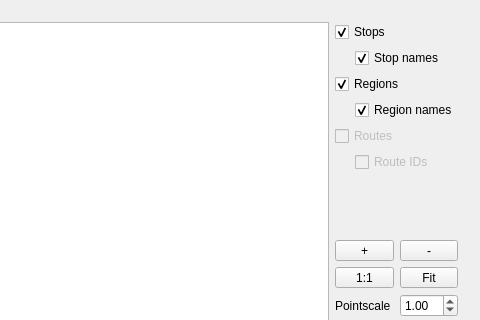
Above: prg1/mainwindow.ui from saurtm12/Dsa2020 before the change; both pictures show x 269 to 749 and y 0 to 320 of the 749 by 661 pixel window. Below: the same form after it.
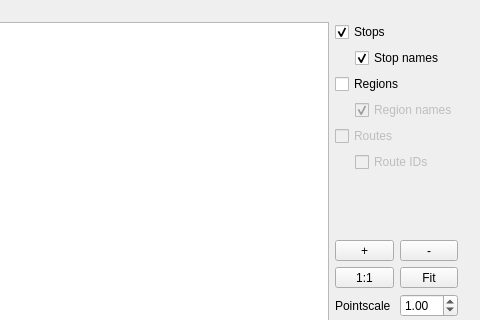
That is the form after the change.

Commit message: Made region_bounding_box not compulsory and stop_regions compulsory. Disabled region printing by default.

Diff of the .ui file:
```diff
--- a/prg1/mainwindow.ui
+++ b/prg1/mainwindow.ui
@@ -80,7 +80,7 @@
              <string>Regions</string>
             </property>
             <property name="checked">
-             <bool>true</bool>
+             <bool>false</bool>
             </property>
            </widget>
           </item>
@@ -105,7 +105,7 @@
             <item>
              <widget class="QCheckBox" name="regionnames_checkbox">
               <property name="enabled">
-               <bool>true</bool>
+               <bool>false</bool>
               </property>
               <property name="text">
                <string>Region names</string>
```
The commit also changes 2 other files.
